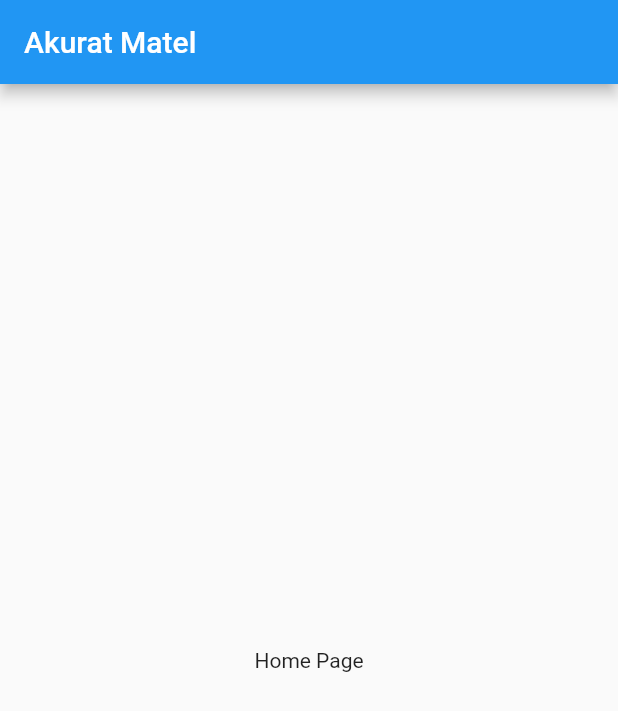
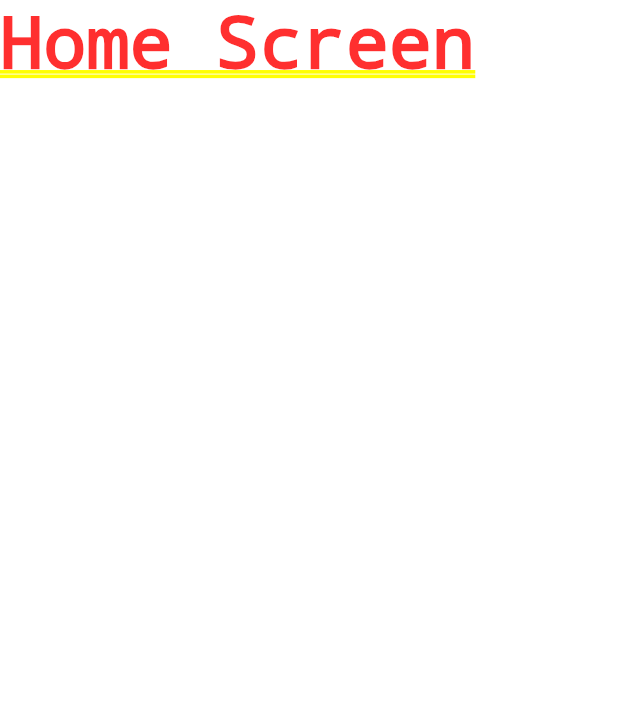
Before and after one commit to nugrahadevelopers/akurat_matel_test, a Flutter app: the screen it shows after launch, on a phone screen of 412 x 824 dp. Shown: the top 711 px of the screen. Run offline on Flutter 3.47's test engine with Material 2 defaults, Android fonts, the light colour scheme and no system bars.

Commit message:
Commit #2
Action :
-- Add navigation home screen ( on progress )

Problem :
-- Need More RAM instaled :(

```diff
--- /dev/null
+++ b/lib/app_theme.dart
@@ -0,0 +1,95 @@
+import 'package:flutter/material.dart';
+
+class AppTheme {
+  AppTheme._();
+
+  static const Color notWhite = Color(0xFFEDF0F2);
+  static const Color nearlyWhite = Color(0xFFFEFEFE);
+  static const Color white = Color(0xFFFFFFFF);
+  static const Color nearlyBlack = Color(0xFF213333);
+  static const Color grey = Color(0xFF3A5160);
+  static const Color dark_grey = Color(0xFF313A44);
+
+  static const Color darkText = Color(0xFF253840);
+  static const Color darkerText = Color(0xFF17262A);
+  static const Color lightText = Color(0xFF4A6572);
+  static const Color deactivatedText = Color(0xFF767676);
+  static const Color dismissibleBackground = Color(0xFF364A54);
+  static const Color chipBackground = Color(0xFFEEF1F3);
+  static const Color spacer = Color(0xFFF2F2F2);
+  static const String fontName = 'WorkSans';
+
+  static const TextTheme textTheme = TextTheme(
+    headline4: display1,
+    headline5: headline,
+    headline6: title,
+    subtitle2: subtitle,
+    bodyText2: body2,
+    bodyText1: body1,
+    caption: caption,
+  );
+
+  static const TextStyle display1 = TextStyle(
+    // h4 -> display1
+    fontFamily: fontName,
+    fontWeight: FontWeight.bold,
+    fontSize: 36,
+    letterSpacing: 0.4,
+    height: 0.9,
+    color: darkerText,
+  );
+
+  static const TextStyle headline = TextStyle(
+    // h5 -> headline
+    fontFamily: fontName,
+    fontWeight: FontWeight.bold,
+    fontSize: 24,
+    letterSpacing: 0.27,
+    color: darkerText,
+  );
+
+  static const TextStyle title = TextStyle(
+    // h6 -> title
+    fontFamily: fontName,
+    fontWeight: FontWeight.bold,
+    fontSize: 16,
+    letterSpacing: 0.18,
+    color: darkerText,
+  );
+
+  static const TextStyle subtitle = TextStyle(
+    // subtitle2 -> subtitle
+    fontFamily: fontName,
+    fontWeight: FontWeight.w400,
+    fontSize: 14,
+    letterSpacing: -0.04,
+    color: darkText,
+  );
+
+  static const TextStyle body2 = TextStyle(
+    // body1 -> body2
+    fontFamily: fontName,
+    fontWeight: FontWeight.w400,
+    fontSize: 14,
+    letterSpacing: 0.2,
+    color: darkText,
+  );
+
+  static const TextStyle body1 = TextStyle(
+    // body2 -> body1
+    fontFamily: fontName,
+    fontWeight: FontWeight.w400,
+    fontSize: 16,
+    letterSpacing: -0.05,
+    color: darkText,
+  );
+
+  static const TextStyle caption = TextStyle(
+    // Caption -> caption
+    fontFamily: fontName,
+    fontWeight: FontWeight.w400,
+    fontSize: 12,
+    letterSpacing: 0.2,
+    color: lightText, // was lightText
+  );
+}
--- a/lib/main.dart
+++ b/lib/main.dart
@@ -1,21 +1,49 @@
+import 'dart:io';
+import 'package:akurat_matel/app_theme.dart';
+import 'package:akurat_matel/navigation_home_screen.dart';
 import 'package:flutter/material.dart';
+import 'package:flutter/services.dart';
 
-void main() {
-  runApp(MyApp());
+void main() async {
+  WidgetsFlutterBinding.ensureInitialized();
+  await SystemChrome.setPreferredOrientations(<DeviceOrientation>[
+    DeviceOrientation.portraitUp,
+    DeviceOrientation.portraitDown
+  ]).then((_) => runApp(MyApp()));
 }
 
 class MyApp extends StatelessWidget {
   @override
   Widget build(BuildContext context) {
+    SystemChrome.setSystemUIOverlayStyle(SystemUiOverlayStyle(
+        statusBarColor: Colors.transparent,
+        statusBarIconBrightness: Brightness.dark,
+        statusBarBrightness:
+            Platform.isAndroid ? Brightness.dark : Brightness.light,
+        systemNavigationBarColor: Colors.white,
+        systemNavigationBarDividerColor: Colors.grey,
+        systemNavigationBarIconBrightness: Brightness.dark));
     return MaterialApp(
-      home: Scaffold(
-        appBar: AppBar(
-          title: Text("Akurat Matel"),
-        ),
-        body: Center(
-          child: Text("Home Page"),
-        ),
+      title: 'Akurat Matel',
+      debugShowCheckedModeBanner: false,
+      theme: ThemeData(
+        primarySwatch: Colors.blue,
+        textTheme: AppTheme.textTheme,
+        platform: TargetPlatform.android,
       ),
+      home: NavigationHomeScreen(),
     );
   }
 }
+
+class HexColor extends Color {
+  HexColor(final String hexColor) : super(_getColorFromHex(hexColor));
+
+  static int _getColorFromHex(String hexColor) {
+    hexColor = hexColor.toUpperCase().replaceAll('#', '');
+    if (hexColor.length == 6) {
+      hexColor = 'FF' + hexColor;
+    }
+    return int.parse(hexColor, radix: 16);
+  }
+}
--- /dev/null
+++ b/lib/navigation_home_screen.dart
@@ -0,0 +1,15 @@
+import 'package:flutter/material.dart';
+
+class NavigationHomeScreen extends StatefulWidget {
+  @override
+  _NavigationHomeScreenState createState() => _NavigationHomeScreenState();
+}
+
+class _NavigationHomeScreenState extends State<NavigationHomeScreen> {
+  @override
+  Widget build(BuildContext context) {
+    return Container(
+      child: Text('Home Screen'),
+    );
+  }
+}
--- a/pubspec.yaml
+++ b/pubspec.yaml
@@ -28,6 +28,9 @@ dependencies:
   # The following adds the Cupertino Icons font to your application.
   # Use with the CupertinoIcons class for iOS style icons.
   cupertino_icons: ^1.0.2
+  font_awesome_flutter: ^8.8.1
+  smooth_star_rating: ^1.1.1
+  intl: ^0.16.0
 
 dev_dependencies:
   flutter_test:
```
Also changed, not shown: pubspec.lock.
